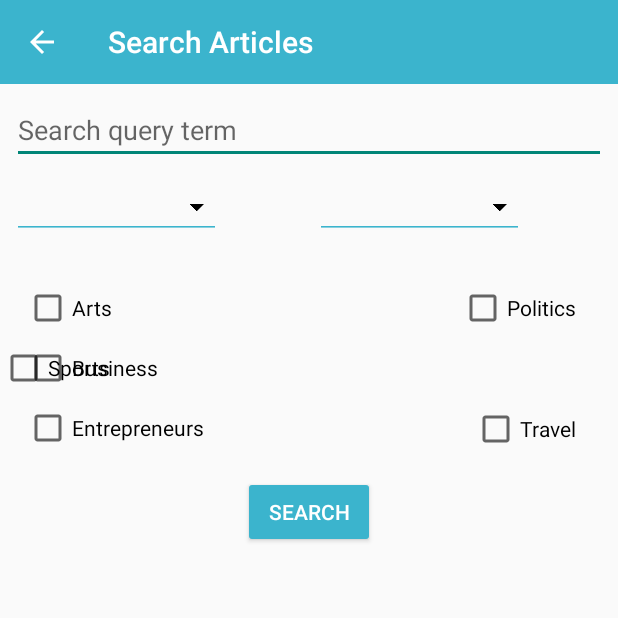
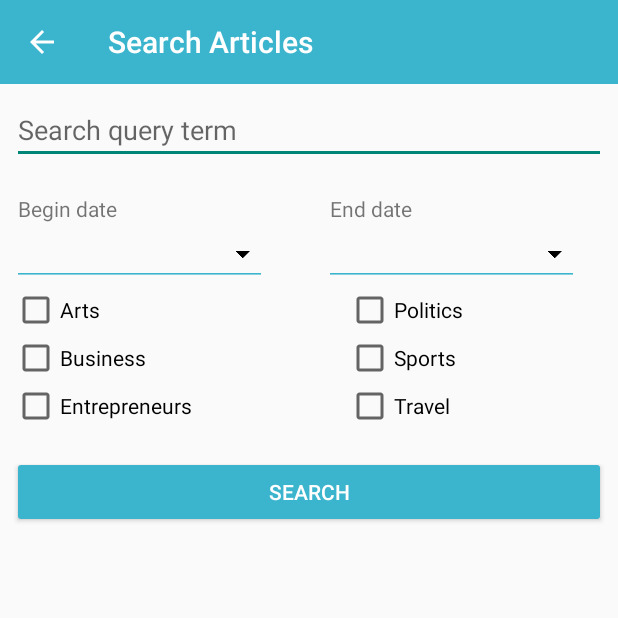
Before and after one commit to Oxymium/MyNews, an Android app: the screen it shows after launch (SearchActivity), after a tap on "Search", on a phone screen of 412 x 824 dp, the top half of it. Run offline under Robolectric (Android 15) with nearby library versions, the phone set to English and light mode, and no system bars.

Commit message:
Added : - Updated SearchActivity layout to use LinearLayout

```diff
--- a/app/src/main/java/com/raspberyl/mynews/controller/SearchActivity.java
+++ b/app/src/main/java/com/raspberyl/mynews/controller/SearchActivity.java
@@ -22,6 +22,7 @@ import android.widget.CheckBox;
 import android.widget.DatePicker;
 import android.widget.EditText;
 import android.widget.Switch;
+import android.widget.TextView;
 import android.widget.Toast;
 
 import com.google.gson.GsonBuilder;
@@ -56,6 +57,8 @@ public class SearchActivity extends AppCompatActivity {
     private Toolbar mToolbar;
     private Switch mNotificationsSwitch;
     private View mHorizontalDivider;
+
+    private TextView mTextView_begin_label, mTextView_end_label;
 
     private EditText mEditText_queries,
                      mEditText_beginDate,
@@ -153,12 +156,16 @@ public class SearchActivity extends AppCompatActivity {
     }
 
     private void hideBothDatePickers() {
-        // Remove the two EditText that act as DatePickers
+        // Remove the two EditText (plus their TextViews) that act as DatePickers
         mEditText_beginDate = findViewById(R.id.begin_date_edittext);
         mEditText_beginDate.setVisibility(GONE);
+        mTextView_begin_label = findViewById(R.id.begin_date_textview_label);
+        mTextView_begin_label.setVisibility(GONE);
 
         mEditText_endDate = findViewById(R.id.end_date_edittext);
         mEditText_endDate.setVisibility(GONE);
+        mTextView_end_label = findViewById(R.id.end_date_textview_label);
+        mTextView_end_label.setVisibility(GONE);
 
     }
 
@@ -304,7 +311,7 @@ public class SearchActivity extends AppCompatActivity {
     }
 
     private void updateBeginDateLabel() {
-        String myFormat = "MM/dd/yy";
+        String myFormat = "MM/dd/yyyy";
         @SuppressLint("SimpleDateFormat") SimpleDateFormat sdf = new SimpleDateFormat(myFormat, Locale.US);
         @SuppressLint("SimpleDateFormat") SimpleDateFormat sdf2 = new SimpleDateFormat("yyyyMMdd");
 
@@ -351,7 +358,7 @@ public class SearchActivity extends AppCompatActivity {
     }
 
     private void updateEndDateLabel() {
-        String dateFormat = "MM/dd/yy";
+        String dateFormat = "MM/dd/yyyy";
         @SuppressLint("SimpleDateFormat") SimpleDateFormat sdf = new SimpleDateFormat(dateFormat, Locale.US);
         @SuppressLint("SimpleDateFormat") SimpleDateFormat sdf2 = new SimpleDateFormat("yyyyMMdd");
 
--- a/app/src/main/res/layout/activity_search.xml
+++ b/app/src/main/res/layout/activity_search.xml
@@ -1,10 +1,11 @@
 <?xml version="1.0" encoding="utf-8"?>
-<android.support.constraint.ConstraintLayout xmlns:android="http://schemas.android.com/apk/res/android"
+<LinearLayout xmlns:android="http://schemas.android.com/apk/res/android"
     xmlns:app="http://schemas.android.com/apk/res-auto"
     xmlns:tools="http://schemas.android.com/tools"
     android:layout_width="match_parent"
     android:layout_height="match_parent"
-    tools:context="com.raspberyl.mynews.controller.SearchActivity">
+    tools:context="com.raspberyl.mynews.controller.SearchActivity"
+    android:orientation="vertical">
 
     <include
         layout="@layout/toolbar"
@@ -22,170 +23,208 @@
         android:singleLine="true"
         android:layout_width="match_parent"
         android:layout_height="wrap_content"
-        android:layout_alignParentStart="true"
-        android:layout_below="@+id/toolbar_searchactivity"
         android:layout_marginEnd="8dp"
         android:layout_marginStart="8dp"
         android:layout_marginTop="8dp"
-        android:layout_toStartOf="@+id/search_box6"
-        android:theme="@style/EditTextSearch.Theme"
-        app:layout_constraintEnd_toEndOf="parent"
-        app:layout_constraintStart_toStartOf="parent"
-        app:layout_constraintTop_toBottomOf="@+id/toolbar_searchactivity" />
+        android:theme="@style/EditTextSearch.Theme" />
+
+    <LinearLayout
+        android:layout_width="match_parent"
+        android:layout_height="wrap_content"
+        android:orientation="horizontal"
+        android:paddingTop="20dp"
+        android:layout_marginStart="8dp"
+        android:layout_marginEnd="8dp"
+        android:weightSum="3">
+
+        <LinearLayout
+            android:layout_width="wrap_content"
+            android:layout_height="wrap_content"
+            android:orientation="vertical"
+            android:layout_weight="1.5"
+            >
+
+            <TextView
+                android:id="@+id/begin_date_textview_label"
+                android:paddingStart="4dp"
+                android:layout_width="wrap_content"
+                android:layout_height="wrap_content"
+                android:text="@string/search_label_begin_date"
+                />
 
             <EditText
                 android:id="@+id/begin_date_edittext"
+                android:layout_width="170dp"
+                android:layout_height="42dp"
+                android:drawableRight="@drawable/ic_arrow_drop_down_black_24dp"
                 android:editable="false"
                 android:focusable="false"
-        android:layout_width="139dp"
-        android:layout_height="42dp"
-        android:layout_marginStart="8dp"
-        android:layout_marginTop="8dp"
                 android:theme="@style/EditTextDate.Theme"
-        android:drawableRight="@drawable/ic_arrow_drop_down_black_24dp"
-        app:layout_constraintStart_toStartOf="parent"
-        app:layout_constraintTop_toBottomOf="@+id/search_editText" />
+             />
+
+
+        </LinearLayout>
+
+        <LinearLayout
+            android:layout_width="wrap_content"
+            android:layout_height="wrap_content"
+            android:paddingStart="20dp"
+            android:orientation="vertical"
+            android:layout_weight="1.5"
+
+            >
+
+            <TextView
+                android:id="@+id/end_date_textview_label"
+                android:paddingStart="4dp"
+                android:layout_width="wrap_content"
+                android:layout_height="wrap_content"
+                android:text="@string/search_label_end_date"
+             />
 
             <EditText
                 android:id="@+id/end_date_edittext"
+                android:layout_width="170dp"
+                android:layout_height="42dp"
+                android:drawableRight="@drawable/ic_arrow_drop_down_black_24dp"
                 android:editable="false"
                 android:focusable="false"
-        android:layout_width="139dp"
-        android:layout_height="42dp"
-        android:layout_marginEnd="8dp"
-        android:layout_marginStart="8dp"
-        android:layout_marginTop="8dp"
                 android:theme="@style/EditTextDate.Theme"
-        android:drawableRight="@drawable/ic_arrow_drop_down_black_24dp"
-        app:layout_constraintEnd_toEndOf="parent"
-        app:layout_constraintStart_toEndOf="@+id/begin_date_edittext"
-        app:layout_constraintTop_toBottomOf="@+id/search_editText" />
+              />
+
+        </LinearLayout>
+
+    </LinearLayout>
+
+    <LinearLayout
+        android:layout_width="match_parent"
+        android:layout_height="wrap_content"
+        android:orientation="horizontal"
+        android:weightSum="1"
+        android:paddingStart="8dp">
+
+        <LinearLayout
+            android:layout_width="wrap_content"
+            android:layout_height="wrap_content"
+            android:orientation="vertical"
+            android:layout_weight="0.5">
 
             <CheckBox
                 android:id="@+id/search_box1"
                 android:layout_width="wrap_content"
                 android:layout_height="wrap_content"
-        android:layout_alignParentStart="true"
-        android:layout_below="@+id/search_editText"
-        android:layout_marginStart="16dp"
-        android:layout_marginTop="80dp"
                 android:onClick="onCheckboxClicked"
                 android:text="@string/search_box1"
-        android:theme="@style/CheckBox.Theme"
-        app:layout_constraintStart_toStartOf="parent"
-        app:layout_constraintTop_toBottomOf="@+id/search_editText" />
+                android:theme="@style/CheckBox.Theme" />
 
             <CheckBox
                 android:id="@+id/search_box2"
                 android:layout_width="wrap_content"
                 android:layout_height="wrap_content"
-        android:layout_alignParentStart="true"
-        android:layout_below="@+id/search_box1"
-        android:layout_marginStart="16dp"
-        android:layout_marginTop="8dp"
                 android:onClick="onCheckboxClicked"
                 android:text="@string/search_box2"
-        android:theme="@style/CheckBox.Theme"
-        app:layout_constraintStart_toStartOf="parent"
-        app:layout_constraintTop_toBottomOf="@+id/search_box1" />
+                android:theme="@style/CheckBox.Theme" />
 
             <CheckBox
                 android:id="@+id/search_box3"
                 android:layout_width="wrap_content"
                 android:layout_height="wrap_content"
-        android:layout_alignParentStart="true"
-        android:layout_below="@+id/search_box2"
-        android:layout_marginBottom="8dp"
-        android:layout_marginStart="16dp"
-        android:layout_marginTop="8dp"
                 android:onClick="onCheckboxClicked"
                 android:text="@string/search_box3"
-        android:theme="@style/CheckBox.Theme"
-        app:layout_constraintBottom_toTopOf="@+id/view"
-        app:layout_constraintStart_toStartOf="parent"
-        app:layout_constraintTop_toBottomOf="@+id/search_box2" />
+                android:theme="@style/CheckBox.Theme" />
+
+        </LinearLayout>
+
+        <LinearLayout
+            android:layout_width="wrap_content"
+            android:layout_height="wrap_content"
+            android:orientation="vertical"
+            android:layout_weight="0.5">
 
             <CheckBox
                 android:id="@+id/search_box4"
                 android:layout_width="wrap_content"
                 android:layout_height="wrap_content"
-        android:layout_alignParentEnd="true"
-        android:layout_alignTop="@+id/search_box1"
-        android:layout_marginEnd="28dp"
-        android:layout_marginTop="80dp"
                 android:onClick="onCheckboxClicked"
                 android:text="@string/search_box4"
-        android:theme="@style/CheckBox.Theme"
-        app:layout_constraintEnd_toEndOf="parent"
-        app:layout_constraintTop_toBottomOf="@+id/search_editText" />
+                android:theme="@style/CheckBox.Theme" />
 
             <CheckBox
                 android:id="@+id/search_box5"
                 android:layout_width="wrap_content"
                 android:layout_height="wrap_content"
-        android:layout_alignEnd="@+id/search_box4"
-        android:layout_below="@+id/search_box4"
-        android:layout_marginTop="8dp"
                 android:onClick="onCheckboxClicked"
                 android:text="@string/search_box5"
-        android:theme="@style/CheckBox.Theme"
-        app:layout_constraintTop_toBottomOf="@+id/search_box4"
-        tools:layout_editor_absoluteX="275dp" />
+                android:theme="@style/CheckBox.Theme" />
 
             <CheckBox
                 android:id="@+id/search_box6"
                 android:layout_width="wrap_content"
-        android:layout_height="33dp"
-        android:layout_alignBaseline="@+id/search_box3"
-        android:layout_alignBottom="@+id/search_box3"
-        android:layout_alignParentEnd="true"
-        android:layout_marginEnd="28dp"
-        android:layout_marginTop="8dp"
+                android:layout_height="wrap_content"
                 android:onClick="onCheckboxClicked"
                 android:text="@string/search_box6"
-        android:theme="@style/CheckBox.Theme"
-        app:layout_constraintEnd_toEndOf="parent"
-        app:layout_constraintTop_toBottomOf="@+id/search_box5" />
+                android:theme="@style/CheckBox.Theme" />
+
+
+        </LinearLayout>
+
+
+    </LinearLayout>
+
+<LinearLayout
+    android:layout_width="match_parent"
+    android:layout_height="wrap_content"
+    android:orientation="horizontal"
+    android:paddingTop="8dp">
 
     <View
         android:id="@+id/horizontal_divider_search"
-        android:layout_width="374dp"
-        android:layout_height="2dp"
-        android:layout_marginEnd="8dp"
-        android:layout_marginStart="8dp"
+        android:layout_width="match_parent"
+        android:layout_height="1dp"
+        android:layout_marginEnd="10dp"
+        android:layout_marginStart="10dp"
         android:background="?android:attr/listDivider"
-        app:layout_constraintEnd_toEndOf="parent"
-        app:layout_constraintStart_toStartOf="parent"
-        app:layout_constraintTop_toBottomOf="@+id/search_box3" />
+        android:color="@color/myNewsBlack"/>
+
+</LinearLayout>
+
+    <LinearLayout
+        android:layout_width="match_parent"
+        android:layout_height="wrap_content"
+        android:orientation="vertical">
+
+        <LinearLayout
+            android:layout_width="match_parent"
+            android:layout_height="wrap_content"
+            android:paddingStart="8dp"
+            android:paddingEnd="8dp"
+            android:orientation="horizontal"
+            android:paddingTop="8dp">
+
 
             <Button
                 android:id="@+id/button_search"
-        android:layout_width="wrap_content"
+                android:layout_width="match_parent"
                 android:layout_height="wrap_content"
-        android:layout_alignParentBottom="true"
-        android:layout_centerHorizontal="true"
-        android:layout_marginEnd="8dp"
-        android:layout_marginStart="8dp"
-        android:layout_marginTop="16dp"
                 android:text="@string/button_search"
                 android:theme="@style/SearchButton.Theme"
-        app:layout_constraintEnd_toEndOf="parent"
-        app:layout_constraintStart_toStartOf="parent"
-        app:layout_constraintTop_toTopOf="@+id/horizontal_divider_search" />
+                android:gravity="center"
+                />
+
+        </LinearLayout>
+
 
         <Switch
             android:id="@+id/notification_switch"
-        android:layout_width="wrap_content"
+            android:paddingStart="8dp"
+            android:paddingEnd="8dp"
+            android:layout_width="match_parent"
             android:layout_height="wrap_content"
-        android:layout_marginEnd="8dp"
-        android:layout_marginStart="8dp"
-        android:layout_marginTop="24dp"
             android:text="@string/switch_text"
-        android:theme="@style/Switch.Theme"
-        app:layout_constraintEnd_toEndOf="parent"
-        app:layout_constraintHorizontal_bias="0.504"
-        app:layout_constraintStart_toStartOf="parent"
-        app:layout_constraintTop_toBottomOf="@+id/horizontal_divider_search" />
+            android:theme="@style/Switch.Theme" />
+    </LinearLayout>
 
 
-</android.support.constraint.ConstraintLayout>
+
+
+</LinearLayout>
--- a/app/src/main/res/values/strings.xml
+++ b/app/src/main/res/values/strings.xml
@@ -52,6 +52,9 @@
     <string name="button_search">SEARCH</string>
     <string name="search_hint">Search query term</string>
     <string name="switch_text">Enable notifications (once per day)</string>
+    <string name="search_label_begin_date">Begin date</string>
+    <string name="search_label_end_date">End date</string>
+
 
 
 
```
Lines whose indentation alone changed are shown as unchanged.
